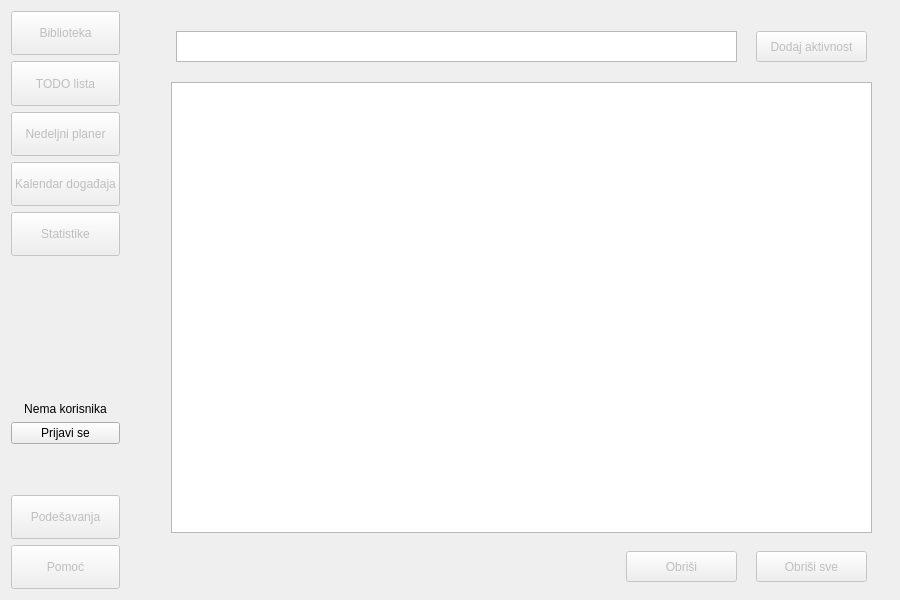
Old version of the form app/forms/mainwindow.ui in the repository bogdans55/StudySphere.
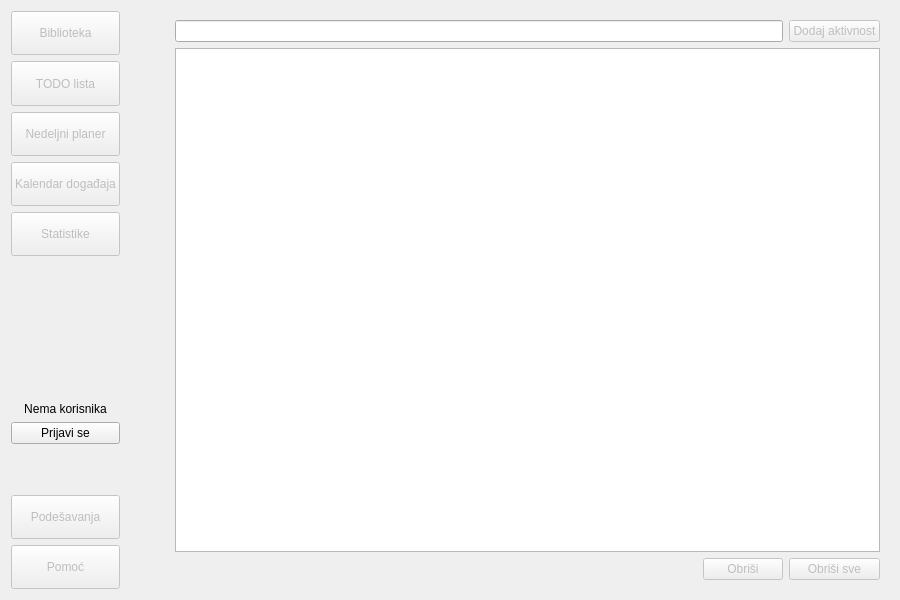
New version of the form. The open tabs and pages were chosen to show the change. Icons and pictures are not drawn.

Diff of the .ui file:
```diff
--- a/app/forms/mainwindow.ui
+++ b/app/forms/mainwindow.ui
@@ -240,74 +240,57 @@
       </layout>
      </widget>
      <widget class="QWidget" name="page_todo">
+      <layout class="QGridLayout" name="gridLayout">
+       <item row="2" column="3">
+        <widget class="QPushButton" name="pushButton_deleteAllTodos">
+         <property name="enabled">
+          <bool>false</bool>
+         </property>
+         <property name="text">
+          <string>Obriši sve</string>
+         </property>
+        </widget>
+       </item>
+       <item row="2" column="1">
+        <spacer name="horizontalSpacer_5">
+         <property name="orientation">
+          <enum>Qt::Horizontal</enum>
+         </property>
+         <property name="sizeHint" stdset="0">
+          <size>
+           <width>40</width>
+           <height>20</height>
+          </size>
+         </property>
+        </spacer>
+       </item>
+       <item row="0" column="3">
       <widget class="QPushButton" name="pushButton_addTodo">
        <property name="enabled">
         <bool>false</bool>
        </property>
-       <property name="geometry">
-        <rect>
-         <x>590</x>
-         <y>20</y>
-         <width>111</width>
-         <height>31</height>
-        </rect>
-       </property>
        <property name="text">
         <string>Dodaj aktivnost</string>
        </property>
       </widget>
-      <widget class="QListWidget" name="listWidget_todos">
-       <property name="geometry">
-        <rect>
-         <x>5</x>
-         <y>71</y>
-         <width>701</width>
-         <height>451</height>
-        </rect>
-       </property>
-      </widget>
-      <widget class="QTextEdit" name="textEdit_todo">
-       <property name="geometry">
-        <rect>
-         <x>10</x>
-         <y>20</y>
-         <width>561</width>
-         <height>31</height>
-        </rect>
-       </property>
-      </widget>
+       </item>
+       <item row="1" column="0" colspan="4">
+        <widget class="QListWidget" name="listWidget_todos"/>
+       </item>
+       <item row="2" column="2">
       <widget class="QPushButton" name="pushButton_deleteTodo">
        <property name="enabled">
         <bool>false</bool>
        </property>
-       <property name="geometry">
-        <rect>
-         <x>460</x>
-         <y>540</y>
-         <width>111</width>
-         <height>31</height>
-        </rect>
-       </property>
        <property name="text">
         <string>Obriši</string>
        </property>
       </widget>
-      <widget class="QPushButton" name="pushButton_deleteAllTodos">
-       <property name="enabled">
-        <bool>false</bool>
-       </property>
-       <property name="geometry">
-        <rect>
-         <x>590</x>
-         <y>540</y>
-         <width>111</width>
-         <height>31</height>
-        </rect>
-       </property>
-       <property name="text">
-        <string>Obriši sve</string>
-       </property>
-      </widget>
+       </item>
+       <item row="0" column="0" colspan="3">
+        <widget class="QLineEdit" name="lineEdit_todo"/>
+       </item>
+      </layout>
      </widget>
      <widget class="QWidget" name="page_planer">
       <layout class="QVBoxLayout" name="verticalLayout_6">
```
Left out of the diff: 2 changed lines with no effect on the pictures. Lines whose indentation alone changed are shown as unchanged.
